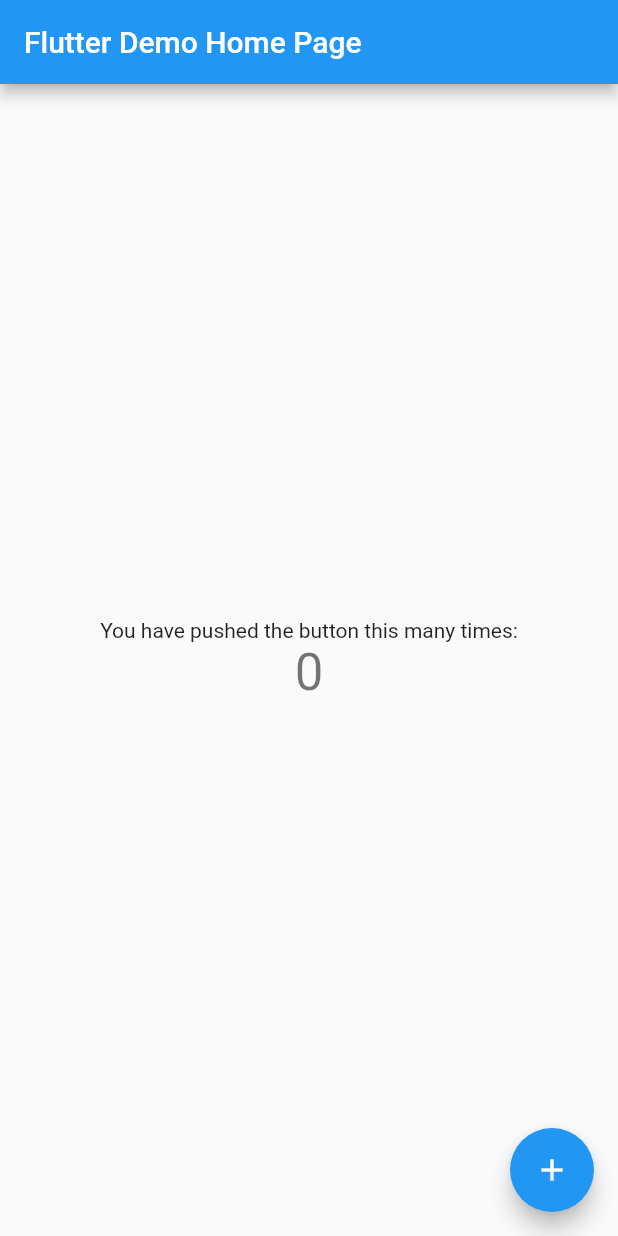
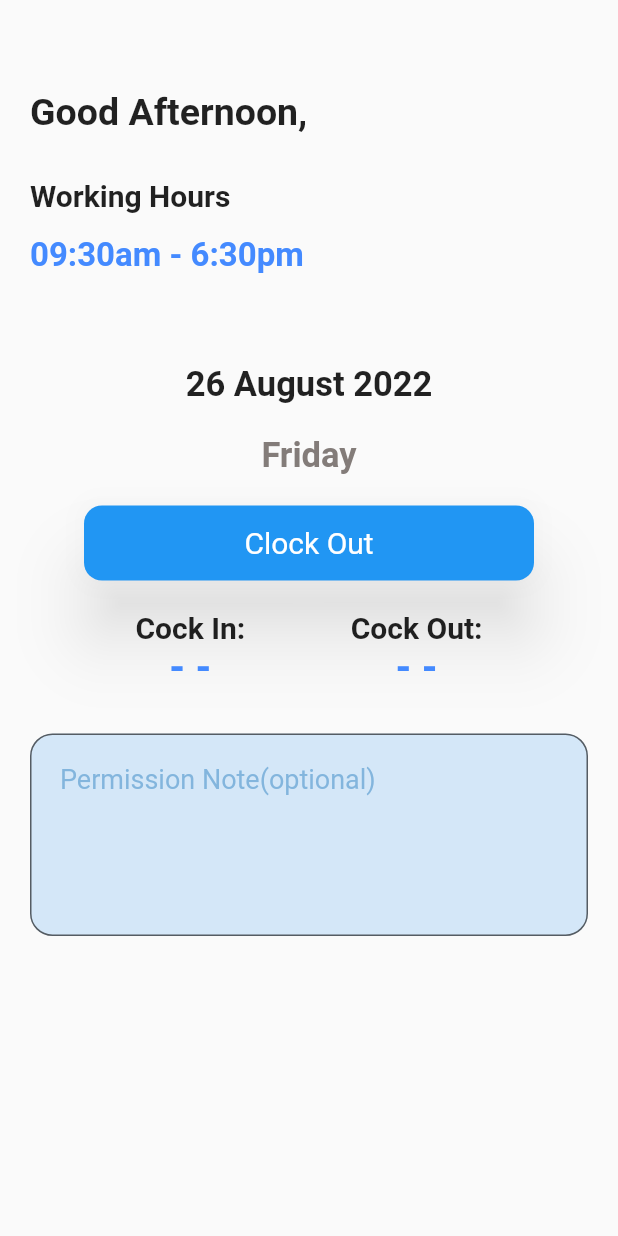
Before and after one commit to hariharandr/attendance-app, a Flutter app: the screen it shows after launch, on a phone screen of 412 x 824 dp. Run offline on Flutter 3.47's test engine with Material 2 defaults, Android fonts, the phone set to English and light mode, and no system bars.

Commit message:
App Home page static done

```diff
--- a/lib/main.dart
+++ b/lib/main.dart
@@ -11,36 +11,20 @@ class MyApp extends StatelessWidget {
   @override
   Widget build(BuildContext context) {
     return MaterialApp(
-      title: 'Flutter Demo',
+      title: 'F lutter Demo',
       theme: ThemeData(
-        // This is the theme of your application.
-        //
-        // Try running your application with "flutter run". You'll see the
-        // application has a blue toolbar. Then, without quitting the app, try
-        // changing the primarySwatch below to Colors.green and then invoke
-        // "hot reload" (press "r" in the console where you ran "flutter run",
-        // or simply save your changes to "hot reload" in a Flutter IDE).
-        // Notice that the counter didn't reset back to zero; the application
-        // is not restarted.
         primarySwatch: Colors.blue,
       ),
-      home: const MyHomePage(title: 'Flutter Demo Home Page'),
+      home: const MyHomePage(
+        title: 'Employee Attendance App',
+      ),
+      debugShowCheckedModeBanner: false,
     );
   }
 }
 
 class MyHomePage extends StatefulWidget {
   const MyHomePage({Key? key, required this.title}) : super(key: key);
-
-  // This widget is the home page of your application. It is stateful, meaning
-  // that it has a State object (defined below) that contains fields that affect
-  // how it looks.
-
-  // This class is the configuration for the state. It holds the values (in this
-  // case the title) provided by the parent (in this case the App widget) and
-  // used by the build method of the State. Fields in a Widget subclass are
-  // always marked "final".
-
   final String title;
 
   @override
@@ -48,68 +32,168 @@ class MyHomePage extends StatefulWidget {
 }
 
 class _MyHomePageState extends State<MyHomePage> {
-  int _counter = 0;
-
-  void _incrementCounter() {
-    setState(() {
-      // This call to setState tells the Flutter framework that something has
-      // changed in this State, which causes it to rerun the build method below
-      // so that the display can reflect the updated values. If we changed
-      // _counter without calling setState(), then the build method would not be
-      // called again, and so nothing would appear to happen.
-      _counter++;
-    });
-  }
-
   @override
   Widget build(BuildContext context) {
-    // This method is rerun every time setState is called, for instance as done
-    // by the _incrementCounter method above.
-    //
-    // The Flutter framework has been optimized to make rerunning build methods
-    // fast, so that you can just rebuild anything that needs updating rather
-    // than having to individually change instances of widgets.
     return Scaffold(
-      appBar: AppBar(
-        // Here we take the value from the MyHomePage object that was created by
-        // the App.build method, and use it to set our appbar title.
-        title: Text(widget.title),
-      ),
-      body: Center(
-        // Center is a layout widget. It takes a single child and positions it
-        // in the middle of the parent.
-        child: Column(
-          // Column is also a layout widget. It takes a list of children and
-          // arranges them vertically. By default, it sizes itself to fit its
-          // children horizontally, and tries to be as tall as its parent.
-          //
-          // Invoke "debug painting" (press "p" in the console, choose the
-          // "Toggle Debug Paint" action from the Flutter Inspector in Android
-          // Studio, or the "Toggle Debug Paint" command in Visual Studio Code)
-          // to see the wireframe for each widget.
-          //
-          // Column has various properties to control how it sizes itself and
-          // how it positions its children. Here we use mainAxisAlignment to
-          // center the children vertically; the main axis here is the vertical
-          // axis because Columns are vertical (the cross axis would be
-          // horizontal).
-          mainAxisAlignment: MainAxisAlignment.center,
-          children: <Widget>[
-            const Text(
-              'You have pushed the button this many times:',
-            ),
-            Text(
-              '$_counter',
-              style: Theme.of(context).textTheme.headline4,
-            ),
-          ],
+      body: SafeArea(
+        child: Padding(
+          padding: const EdgeInsets.all(20.0),
+          child: Column(
+            // mainAxisAlignment: MainAxisAlignment.center,
+            crossAxisAlignment: CrossAxisAlignment.start,
+            children: <Widget>[
+              Container(
+                margin: const EdgeInsets.only(top: 40.0, bottom: 30.0),
+                child: const Text(
+                  "Good Afternoon,",
+                  style: TextStyle(
+                    fontSize: 25,
+                    fontWeight: FontWeight.bold,
+                  ),
+                ),
+              ),
+              const Text(
+                "Working Hours",
+                style: TextStyle(
+                  fontSize: 20,
+                  fontWeight: FontWeight.bold,
+                ),
+              ),
+              const SizedBox(
+                height: 15,
+              ),
+              const Text(
+                "09:30am - 6:30pm",
+                style: TextStyle(
+                  fontSize: 22,
+                  fontWeight: FontWeight.bold,
+                  color: Colors.blueAccent,
+                ),
+              ),
+              const SizedBox(
+                height: 50,
+              ),
+              Center(
+                child: Column(
+                  crossAxisAlignment: CrossAxisAlignment.center,
+                  children: [
+                    Container(
+                      margin: const EdgeInsets.all(10.0),
+                      child: const Text(
+                        "26 August 2022",
+                        style: TextStyle(
+                          fontSize: 23,
+                          fontWeight: FontWeight.bold,
+                        ),
+                      ),
+                    ),
+                    Container(
+                      margin: const EdgeInsets.only(top: 10.0),
+                      child: const Text(
+                        "Friday",
+                        style: TextStyle(
+                          fontSize: 23,
+                          fontWeight: FontWeight.bold,
+                          color: Color.fromARGB(255, 131, 124, 121),
+                        ),
+                      ),
+                    ),
+                    Container(
+                      margin: const EdgeInsets.all(20.0),
+                      height: 50,
+                      width: 300,
+                      child: ElevatedButton(
+                        style: ElevatedButton.styleFrom(
+                          maximumSize: const Size(300, 100),
+                          minimumSize: const Size(100, 40),
+                          shadowColor: Colors.black54,
+                          elevation: 20,
+                          textStyle: const TextStyle(fontSize: 20),
+                          shape: RoundedRectangleBorder(
+                            borderRadius:
+                                BorderRadius.circular(12), // <-- Radius
+                          ),
+                        ),
+                        onPressed: () {},
+                        child: const Text('Clock Out'),
+                      ),
+                    ),
+                  ],
+                ),
+              ),
+              Row(
+                mainAxisAlignment: MainAxisAlignment.spaceEvenly,
+                children: [
+                  Column(
+                    crossAxisAlignment: CrossAxisAlignment.center,
+                    children: const [
+                      Text(
+                        "Cock In:",
+                        style: TextStyle(
+                            fontSize: 20, fontWeight: FontWeight.bold),
+                      ),
+                      Text(
+                        "- -",
+                        style: TextStyle(
+                          fontSize: 25,
+                          color: Colors.blueAccent,
+                          fontWeight: FontWeight.w800,
+                        ),
+                      ),
+                    ],
+                  ),
+                  Column(
+                    children: const [
+                      Text(
+                        "Cock Out:",
+                        style: TextStyle(
+                            fontSize: 20, fontWeight: FontWeight.bold),
+                      ),
+                      Text(
+                        "- -",
+                        style: TextStyle(
+                          fontSize: 25,
+                          color: Colors.blueAccent,
+                          fontWeight: FontWeight.w800,
+                        ),
+                      ),
+                    ],
+                  )
+                ],
+              ),
+              const SizedBox(
+                height: 30,
+              ),
+              const TextField(
+                decoration: InputDecoration(
+                  filled: true,
+                  fillColor: Color.fromRGBO(212, 231, 248, 1),
+                  // border: OutlineInputBorder(
+                  //   borderRadius: BorderRadius.circular(50.0),
+                  //   borderSide: BorderSide(width: 0),
+                  // ),
+                  border: OutlineInputBorder(
+                    borderSide: BorderSide(
+                      width: 0,
+                    ),
+                    borderRadius: BorderRadius.all(
+                      Radius.circular(15.0),
+                    ),
+                  ),
+                  hintText: 'Permission Note(optional)',
+                  contentPadding: EdgeInsets.all(20),
+                  hintStyle: TextStyle(
+                    fontSize: 18.0,
+                    color: Color.fromARGB(156, 79, 150, 204),
+                  ),
+                ),
+                keyboardType: TextInputType.multiline,
+                maxLines: 5,
+              ),
+            ],
+          ),
         ),
       ),
-      floatingActionButton: FloatingActionButton(
-        onPressed: _incrementCounter,
-        tooltip: 'Increment',
-        child: const Icon(Icons.add),
-      ), // This trailing comma makes auto-formatting nicer for build methods.
     );
   }
 }
```
